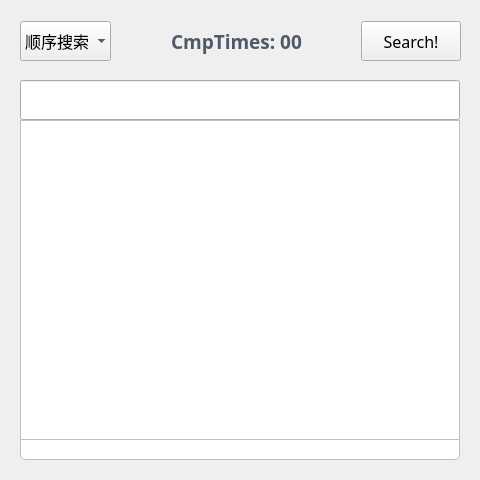
The window that home.ui (zzaiyan/Dictionary) describes before a commit, drawn with Qt 5.
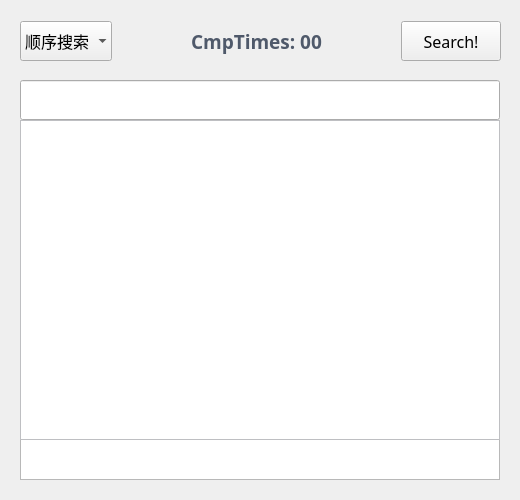
The same window after the commit.

The edit to the form file:
```diff
--- a/home.ui
+++ b/home.ui
@@ -6,10 +6,16 @@
    <rect>
     <x>0</x>
     <y>0</y>
-    <width>480</width>
-    <height>480</height>
+    <width>520</width>
+    <height>500</height>
    </rect>
   </property>
+  <property name="sizePolicy">
+   <sizepolicy hsizetype="Fixed" vsizetype="Fixed">
+    <horstretch>0</horstretch>
+    <verstretch>0</verstretch>
+   </sizepolicy>
+  </property>
   <property name="focusPolicy">
    <enum>Qt::ClickFocus</enum>
   </property>
@@ -57,7 +63,7 @@
     <rect>
      <x>20</x>
      <y>120</y>
-     <width>440</width>
+     <width>480</width>
      <height>320</height>
     </rect>
    </property>
@@ -76,13 +82,16 @@
    <property name="selectionMode">
     <enum>QAbstractItemView::SingleSelection</enum>
    </property>
+   <attribute name="horizontalHeaderStretchLastSection">
+    <bool>true</bool>
+   </attribute>
   </widget>
   <widget class="QLineEdit" name="lineEdit">
    <property name="geometry">
     <rect>
      <x>20</x>
      <y>80</y>
-     <width>440</width>
+     <width>480</width>
      <height>40</height>
     </rect>
    </property>
@@ -102,33 +111,12 @@
     <enum>Qt::ClickFocus</enum>
    </property>
   </widget>
-  <widget class="QTreeWidget" name="treeWidget">
-   <property name="enabled">
-    <bool>false</bool>
-   </property>
-   <property name="geometry">
-    <rect>
-     <x>20</x>
-     <y>140</y>
-     <width>440</width>
-     <height>320</height>
-    </rect>
-   </property>
-   <property name="focusPolicy">
-    <enum>Qt::ClickFocus</enum>
-   </property>
-   <column>
-    <property name="text">
-     <string notr="true">1</string>
-    </property>
-   </column>
-  </widget>
   <widget class="QWidget" name="layoutWidget">
    <property name="geometry">
     <rect>
      <x>20</x>
      <y>20</y>
-     <width>441</width>
+     <width>481</width>
      <height>42</height>
     </rect>
    </property>
@@ -262,6 +250,38 @@
     </item>
    </layout>
   </widget>
+  <widget class="QTableView" name="historyWidget">
+   <property name="geometry">
+    <rect>
+     <x>20</x>
+     <y>140</y>
+     <width>480</width>
+     <height>340</height>
+    </rect>
+   </property>
+   <property name="font">
+    <font>
+     <family>JetBrains Mono</family>
+     <pointsize>12</pointsize>
+    </font>
+   </property>
+   <property name="focusPolicy">
+    <enum>Qt::StrongFocus</enum>
+   </property>
+   <property name="sizeAdjustPolicy">
+    <enum>QAbstractScrollArea::AdjustToContents</enum>
+   </property>
+   <property name="editTriggers">
+    <set>QAbstractItemView::NoEditTriggers</set>
+   </property>
+   <property name="selectionMode">
+    <enum>QAbstractItemView::SingleSelection</enum>
+   </property>
+   <attribute name="horizontalHeaderStretchLastSection">
+    <bool>true</bool>
+   </attribute>
+  </widget>
+  <zorder>historyWidget</zorder>
   <zorder>layoutWidget</zorder>
   <zorder>treeWidget</zorder>
   <zorder>tableWidget</zorder>
```
Left out of the diff: 1 changed line with no effect on the pictures.
